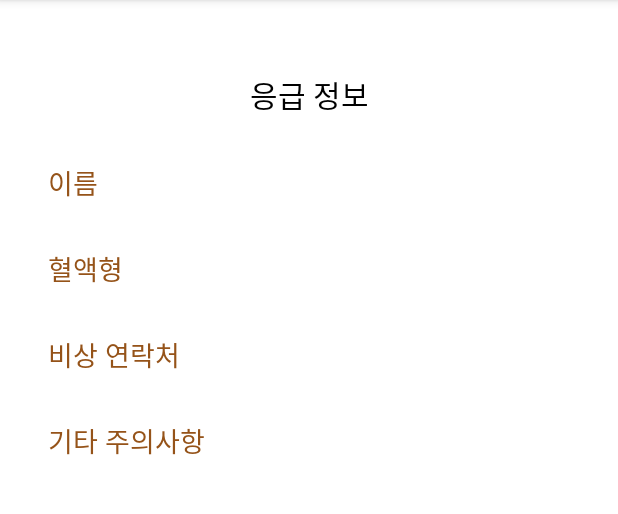
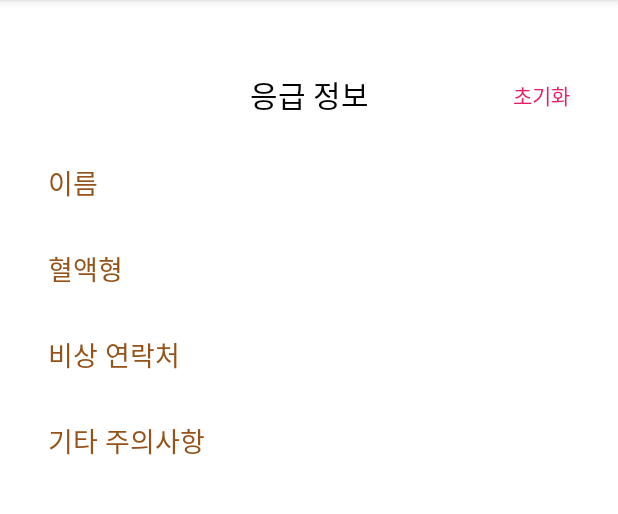
Before and after one commit to ethanchaee/chpater3, an Android app: the screen it shows after launch (MainActivity), on a phone screen of 412 x 824 dp, the part 84-598 px from its top. Run offline under Robolectric (Android 15) with nearby library versions, the phone set to English and light mode, and no system bars.

Commit message:
feat : 데이터 삭제, 상수, 토스트

```diff
--- /dev/null
+++ b/app/src/main/java/fastcampus/aop/part1/chpater3/Const.kt
@@ -0,0 +1,7 @@
+package fastcampus.aop.part1.chpater3
+
+const val USER_INFORMATION = "userInformation"
+const val NAME = "name"
+const val BLOOD_TYPE = "bloodType"
+const val EMERGENCY_CONTACT_NUMBER = "emergencyContactNumber"
+const val WARNING = "warning"
--- a/app/src/main/java/fastcampus/aop/part1/chpater3/MainActivity.kt
+++ b/app/src/main/java/fastcampus/aop/part1/chpater3/MainActivity.kt
@@ -3,6 +3,7 @@ package fastcampus.aop.part1.chpater3
 import android.content.Context
 import android.content.Intent
 import android.os.Bundle
+import android.widget.Toast
 import androidx.appcompat.app.AppCompatActivity
 import fastcampus.aop.part1.chpater3.databinding.ActivityMainBinding
 
@@ -18,6 +19,11 @@ class MainActivity : AppCompatActivity() {
             val intent = Intent(this, InputActivity::class.java)
             startActivity(intent)
         }
+
+        binding.resetTextView.setOnClickListener {
+            deleteData()
+            getData()
+        }
     }
 
     override fun onResume() {
@@ -26,13 +32,21 @@ class MainActivity : AppCompatActivity() {
     }
 
     private fun getData() {
-        with(getSharedPreferences("userInformation", Context.MODE_PRIVATE)) {
-            binding.nameValueTextView.text = getString("name", "")
-            binding.bloodTypeValueTextView.text = getString("bloodType", "")
-            binding.emergencyContactValueTextView.text = getString("phoneNumber", "")
-            getString("warning", "").orEmpty().let { warningText ->
+        with(getSharedPreferences(USER_INFORMATION, Context.MODE_PRIVATE)) {
+            binding.nameValueTextView.text = getString(NAME, "")
+            binding.bloodTypeValueTextView.text = getString(BLOOD_TYPE, "")
+            binding.emergencyContactValueTextView.text = getString(EMERGENCY_CONTACT_NUMBER, "")
+            getString(WARNING, "").orEmpty().let { warningText ->
                 if (warningText.isNotEmpty()) binding.warningValueTextView.text = warningText
             }
         }
     }
+
+    private fun deleteData() {
+        with(getSharedPreferences(USER_INFORMATION, Context.MODE_PRIVATE).edit()) {
+            clear()
+            apply()
+        }
+        Toast.makeText(this, "삭제를 완료했습니다.", Toast.LENGTH_SHORT).show()
+    }
 }
--- a/app/src/main/res/layout/activity_main.xml
+++ b/app/src/main/res/layout/activity_main.xml
@@ -4,8 +4,8 @@
     xmlns:tools="http://schemas.android.com/tools"
     android:layout_width="match_parent"
     android:layout_height="match_parent"
-    tools:context=".MainActivity"
-    android:padding="32dp">
+    android:padding="32dp"
+    tools:context=".MainActivity">
 
     <com.google.android.material.floatingactionbutton.FloatingActionButton
         android:id="@+id/floatingActionButton"
@@ -73,40 +73,50 @@
         style="@style/body"
         android:layout_width="wrap_content"
         android:layout_height="wrap_content"
+        app:layout_constraintBottom_toBottomOf="@id/nameTextView"
         app:layout_constraintEnd_toEndOf="parent"
         app:layout_constraintTop_toTopOf="@id/nameTextView"
-        app:layout_constraintBottom_toBottomOf="@id/nameTextView"
         tools:text="이름" />
 
     <TextView
         android:id="@+id/bloodTypeValueTextView"
+        style="@style/body"
         android:layout_width="wrap_content"
         android:layout_height="wrap_content"
-        style="@style/body"
+        app:layout_constraintBottom_toBottomOf="@id/bloodTypeTextView"
         app:layout_constraintEnd_toEndOf="parent"
         app:layout_constraintTop_toTopOf="@id/bloodTypeTextView"
-        app:layout_constraintBottom_toBottomOf="@id/bloodTypeTextView"
         tools:text="A+" />
 
     <TextView
         android:id="@+id/emergencyContactValueTextView"
+        style="@style/body"
         android:layout_width="wrap_content"
         android:layout_height="wrap_content"
-        style="@style/body"
         app:layout_constraintEnd_toEndOf="parent"
         app:layout_constraintTop_toTopOf="@id/emergencyContactTextView"
         tools:text="000-0000-0000" />
 
     <TextView
         android:id="@+id/warningValueTextView"
+        style="@style/body"
         android:layout_width="wrap_content"
         android:layout_height="wrap_content"
-        style="@style/body"
+        app:layout_constraintBottom_toBottomOf="@id/warningTextView"
         app:layout_constraintEnd_toEndOf="parent"
+        app:layout_constraintHorizontal_bias="1"
         app:layout_constraintStart_toEndOf="@id/warningTextView"
         app:layout_constraintTop_toTopOf="@id/warningTextView"
-        app:layout_constraintBottom_toBottomOf="@id/warningTextView"
-        tools:text="주의사항을 알려주세요"
-        app:layout_constraintHorizontal_bias="1" />
+        tools:text="주의사항을 알려주세요" />
+
+    <TextView
+        android:id="@+id/resetTextView"
+        android:layout_width="wrap_content"
+        android:layout_height="wrap_content"
+        android:text="초기화"
+        android:textColor="#E91E63"
+        app:layout_constraintBottom_toBottomOf="@id/titleTextView"
+        app:layout_constraintEnd_toEndOf="parent"
+        app:layout_constraintTop_toTopOf="@id/titleTextView" />
 
 </androidx.constraintlayout.widget.ConstraintLayout>
```
Also changed, not shown: app/src/main/java/fastcampus/aop/part1/chpater3/InputActivity.kt (+7 -5 lines).
